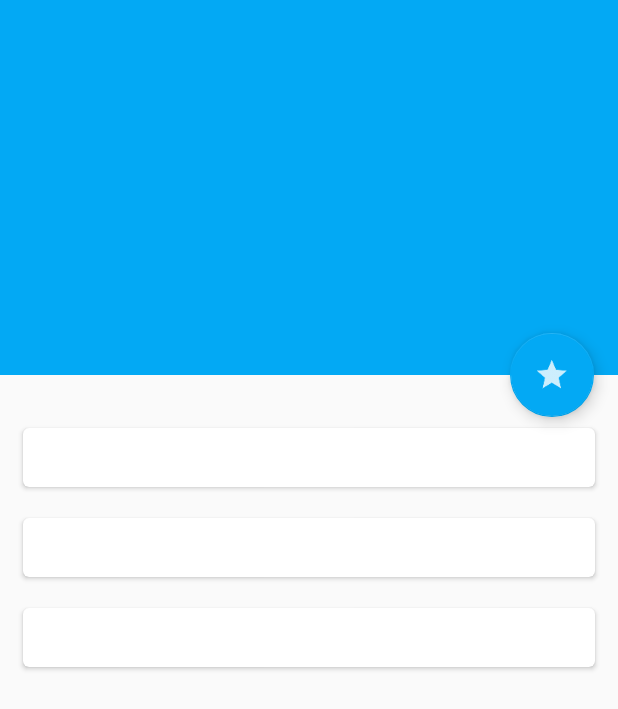
After one commit to PPFei5Zhou/QinZiTravel, an Android app: the layout collapsing_hotel.xml on its own in the app's theme, with its tools: preview values and no code run, on a phone screen of 412 x 824 dp. The commit adds this screen. Shown: the top 709 px of the screen. Run offline under Robolectric (Android 15) with nearby library versions, the phone set to English and light mode, and no system bars.

Commit message:
add hotel list add hotel detail

```diff
--- a/app/src/main/java/com/fragment_sight/SightFragmentAdapter.java
+++ b/app/src/main/java/com/fragment_sight/SightFragmentAdapter.java
@@ -55,7 +55,7 @@ public class SightFragmentAdapter extends RecyclerView.Adapter<SightFragmentAdap
             mContext = parent.getContext();
         }
         View view = LayoutInflater.from(mContext).inflate(R.layout.test_item, parent, false);
-        final ViewHolder holder = new ViewHolder(view);
+        ViewHolder holder = new ViewHolder(view);
         return holder;
     }
 
--- /dev/null
+++ b/app/src/main/res/layout/collapsing_hotel.xml
@@ -0,0 +1,117 @@
+<?xml version="1.0" encoding="utf-8"?>
+<android.support.design.widget.CoordinatorLayout
+    xmlns:android="http://schemas.android.com/apk/res/android"
+    xmlns:app="http://schemas.android.com/apk/res-auto"
+    xmlns:tools="http://schemas.android.com/tools"
+    android:layout_width="match_parent"
+    android:layout_height="match_parent"
+    android:fitsSystemWindows="true"
+    tools:context="com.fragment_sight.Collapsing_Sight_Activity">
+
+    <android.support.design.widget.AppBarLayout
+        android:id="@+id/appBar"
+        android:layout_width="match_parent"
+        android:layout_height="250dp"
+        android:fitsSystemWindows="true">
+
+        <android.support.design.widget.CollapsingToolbarLayout
+            android:id="@+id/hotel_collapsing_toolbar"
+            android:layout_width="match_parent"
+            android:layout_height="match_parent"
+            android:theme="@style/ThemeOverlay.AppCompat.Dark.ActionBar"
+            android:fitsSystemWindows="true"
+            app:contentScrim="?attr/colorPrimary"
+            app:layout_scrollFlags="scroll|exitUntilCollapsed">
+
+            <ImageView
+                android:id="@+id/hotel_image_view"
+                android:layout_width="match_parent"
+                android:layout_height="match_parent"
+                android:scaleType="centerCrop"
+                android:fitsSystemWindows="true"
+                app:layout_collapseMode="parallax"/>
+
+            <android.support.v7.widget.Toolbar
+                android:id="@+id/hotel_toolbar"
+                android:layout_width="match_parent"
+                android:layout_height="?attr/actionBarSize"
+                app:layout_collapseMode="pin" />
+
+        </android.support.design.widget.CollapsingToolbarLayout>
+
+    </android.support.design.widget.AppBarLayout>
+
+    <android.support.v4.widget.NestedScrollView
+        android:layout_width="match_parent"
+        android:layout_height="match_parent"
+        app:layout_behavior="@string/appbar_scrolling_view_behavior">
+
+        <LinearLayout
+            android:orientation="vertical"
+            android:layout_width="match_parent"
+            android:layout_height="wrap_content">
+
+            <android.support.v7.widget.CardView
+                android:layout_width="match_parent"
+                android:layout_height="wrap_content"
+                android:layout_marginBottom="5dp"
+                android:layout_marginLeft="15dp"
+                android:layout_marginRight="15dp"
+                android:layout_marginTop="35dp"
+                app:cardCornerRadius="4dp">
+
+                <TextView
+                    android:id="@+id/hotel_price"
+                    android:layout_width="wrap_content"
+                    android:layout_height="wrap_content"
+                    android:layout_margin="10dp"/>
+
+            </android.support.v7.widget.CardView>
+
+            <android.support.v7.widget.CardView
+                android:layout_width="match_parent"
+                android:layout_height="wrap_content"
+                android:layout_marginBottom="5dp"
+                android:layout_marginLeft="15dp"
+                android:layout_marginRight="15dp"
+                android:layout_marginTop="15dp"
+                app:cardCornerRadius="4dp">
+
+                <TextView
+                    android:id="@+id/hotel_address"
+                    android:layout_width="wrap_content"
+                    android:layout_height="wrap_content"
+                    android:layout_margin="10dp"/>
+
+            </android.support.v7.widget.CardView>
+
+            <android.support.v7.widget.CardView
+                android:layout_width="match_parent"
+                android:layout_height="wrap_content"
+                android:layout_marginBottom="15dp"
+                android:layout_marginLeft="15dp"
+                android:layout_marginRight="15dp"
+                android:layout_marginTop="15dp"
+                app:cardCornerRadius="4dp">
+
+                <TextView
+                    android:id="@+id/hotel_content"
+                    android:layout_width="wrap_content"
+                    android:layout_height="wrap_content"
+                    android:layout_margin="10dp"/>
+
+            </android.support.v7.widget.CardView>
+
+        </LinearLayout>
+
+    </android.support.v4.widget.NestedScrollView>
+
+    <android.support.design.widget.FloatingActionButton
+        android:layout_width="wrap_content"
+        android:layout_height="wrap_content"
+        android:layout_margin="16dp"
+        android:src="@drawable/ic_collection"
+        app:layout_anchor="@id/appBar"
+        app:layout_anchorGravity="bottom|end"/>
+
+</android.support.design.widget.CoordinatorLayout>
--- a/app/src/main/res/layout/collapsing_sight.xml
+++ b/app/src/main/res/layout/collapsing_sight.xml
@@ -15,7 +15,7 @@
         android:fitsSystemWindows="true">
 
         <android.support.design.widget.CollapsingToolbarLayout
-            android:id="@+id/collapsing_toolbar"
+            android:id="@+id/sight_collapsing_toolbar"
             android:layout_width="match_parent"
             android:layout_height="match_parent"
             android:theme="@style/ThemeOverlay.AppCompat.Dark.ActionBar"
@@ -32,7 +32,7 @@
                 app:layout_collapseMode="parallax"/>
 
             <android.support.v7.widget.Toolbar
-                android:id="@+id/toolbar"
+                android:id="@+id/sight_toolbar"
                 android:layout_width="match_parent"
                 android:layout_height="?attr/actionBarSize"
                 app:layout_collapseMode="pin" />
```
Also changed, not shown: app/src/main/AndroidManifest.xml (+8 -4 lines), app/src/main/java/com/fragment_container/FragmentContainer.java (+38 -3 lines), app/src/main/java/com/fragment_hotel/Collapsing_Hotel_Activity.java (added, +144 -0 lines), app/src/main/java/com/fragment_hotel/HotelFragmentAdapter.java (added, +83 -0 lines), app/src/main/java/com/fragment_sight/Collapsing_Sight_Activity.java (+8 -9 lines), app/src/main/res/values/strings.xml (+63 -1 lines).
